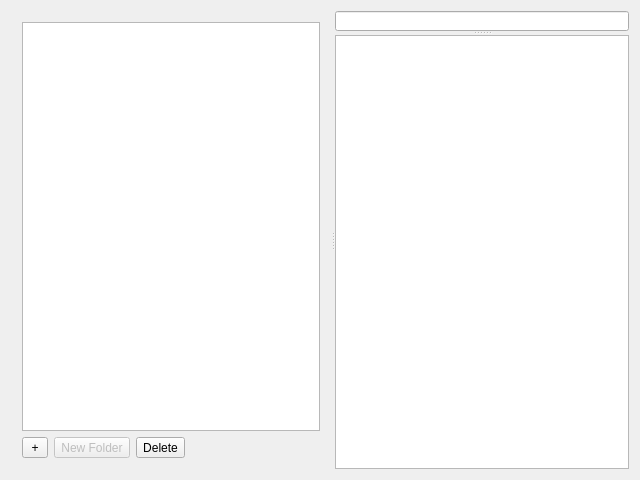
First picture: the form in deltanote.ui, repository delta-nry/Deltanote, before the edit.
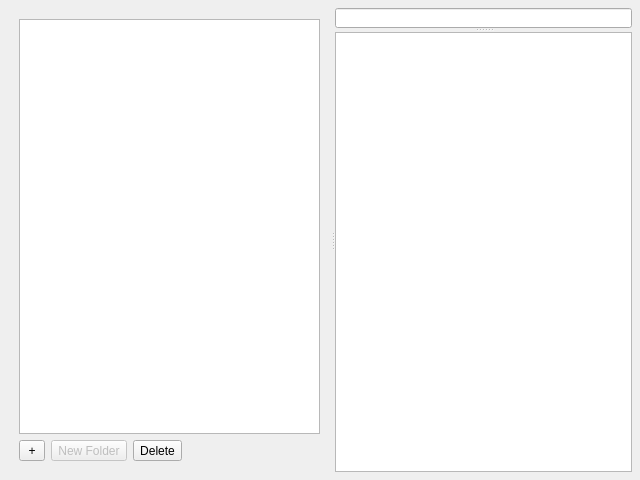
Second picture: the form after the edit.

Commit message: Add minor external/internal UI changes

```diff
--- a/deltanote.ui
+++ b/deltanote.ui
@@ -24,6 +24,18 @@
   </property>
   <widget class="QWidget" name="centralWidget">
    <layout class="QHBoxLayout" name="horizontalLayout_2">
+    <property name="leftMargin">
+     <number>8</number>
+    </property>
+    <property name="topMargin">
+     <number>8</number>
+    </property>
+    <property name="rightMargin">
+     <number>8</number>
+    </property>
+    <property name="bottomMargin">
+     <number>8</number>
+    </property>
     <item>
      <widget class="QSplitter" name="splitter_2">
       <property name="orientation">
```
Left out of the diff: 6 changed lines with no effect on the pictures. The commit also changes 2 other files.
